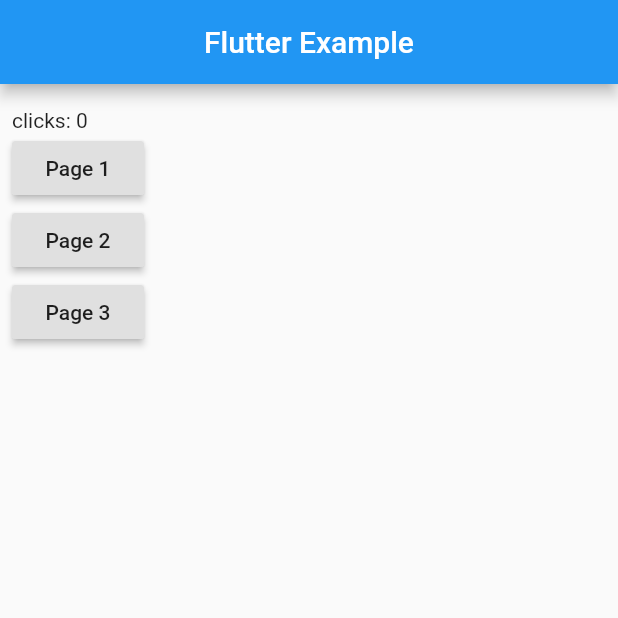
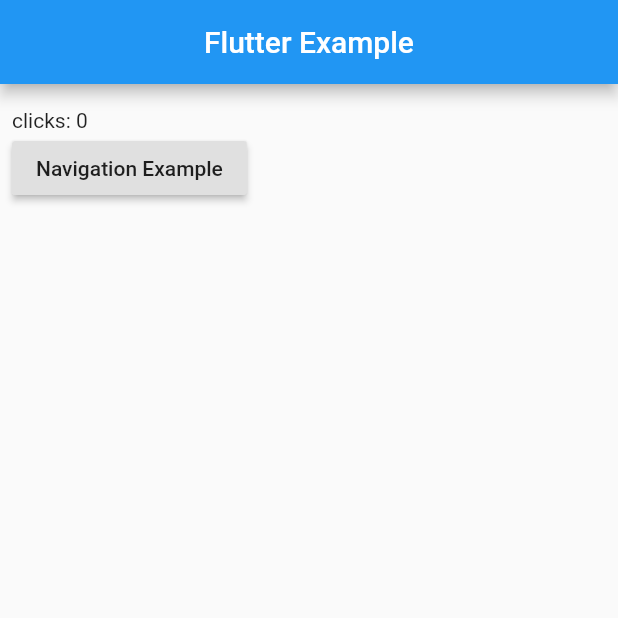
Before and after one commit to omawang/flutter_example, a Flutter app: the screen it shows after launch, on a phone screen of 412 x 824 dp, the top half of it. Run offline on Flutter 3.47's test engine with Material 2 defaults, Android fonts, the phone set to English and light mode, and no system bars; our stand-ins replace get.

```diff
--- a/lib/main.dart
+++ b/lib/main.dart
@@ -1,9 +1,11 @@
 import 'package:flutter/material.dart';
-import 'package:flutter_example/ui.screen/first_screen.dart';
-import 'package:flutter_example/ui.screen/home_page.dart';
-import 'package:flutter_example/ui.screen/second_screen.dart';
-import 'package:flutter_example/ui.screen/third_screen.dart';
 import 'package:get/get.dart';
+
+import 'ui/screen/home_page.dart';
+import 'ui/screen/navigation/navigation_screen.dart';
+import 'ui/screen/navigation/first_screen.dart';
+import 'ui/screen/navigation/second_screen.dart';
+import 'ui/screen/navigation/third_screen.dart';
 
 void main() {
   runApp(MyApp());
@@ -22,6 +24,7 @@ class MyApp extends StatelessWidget {
       initialRoute: "/",
       getPages: [
         GetPage(name: "/", page: () => HomePage()),
+        GetPage(name: "/navigation", page: () => NavigationScreen()),
         GetPage(name: "/page1", page: () => FirstScreen()),
         GetPage(name: "/page2", page: () => SecondScreen()),
         GetPage(name: "/page3", page: () => ThirdScreen()),
--- a/lib/ui.screen/home_page.dart
+++ b/lib/ui/screen/home_page.dart
@@ -25,24 +25,12 @@ class _HomePageState extends State<HomePage> {
             children: <Widget>[
               GetX<GlobalController>(
                   builder: (_) => Text(
-                    'clicks: ${controller.count}',
-                  )),
+                        'clicks: ${controller.count}',
+                      )),
               RaisedButton(
-                child: Text("Page 1"),
+                child: Text("Navigation Example"),
                 onPressed: () {
-                  Get.toNamed('page1');
-                },
-              ),
-              RaisedButton(
-                child: Text("Page 2"),
-                onPressed: () {
-                  Get.toNamed('page2');
-                },
-              ),
-              RaisedButton(
-                child: Text("Page 3"),
-                onPressed: () {
-                  Get.toNamed('page3');
+                  Get.toNamed('navigation');
                 },
               ),
             ],
```
Also changed, not shown: lib/ui/screen/navigation/navigation_screen.dart (added, +45 -0 lines), lib/ui/screen/navigation/first_screen.dart (renamed from lib/ui.screen/first_screen.dart), lib/ui/screen/navigation/second_screen.dart (renamed from lib/ui.screen/second_screen.dart), lib/ui/screen/navigation/third_screen.dart (renamed from lib/ui.screen/third_screen.dart).
